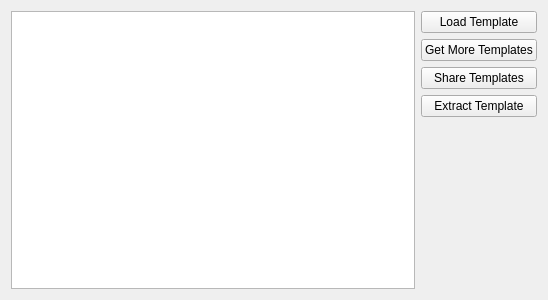
Old version of the form plugins/templatemanager/templatepage.ui in the repository KDE/kdevelop.
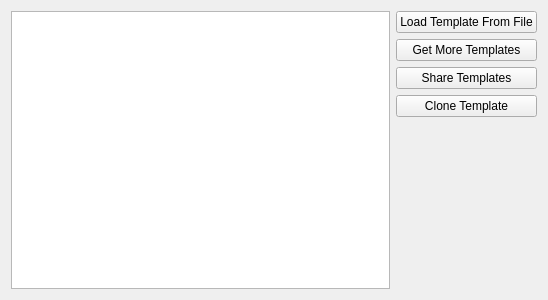
New version of the form. Icons and pictures are not drawn. Custom widgets are drawn as their Qt base class.

Commit message: rename buttons

```diff
--- a/plugins/templatemanager/templatepage.ui
+++ b/plugins/templatemanager/templatepage.ui
@@ -26,7 +26,7 @@
      <item>
       <widget class="KPushButton" name="loadButton">
        <property name="text">
-        <string>Load Template</string>
+        <string>Load Template From File</string>
        </property>
        <property name="icon">
         <iconset theme="application-x-archive">
@@ -62,7 +62,7 @@
      <item>
       <widget class="KPushButton" name="extractButton">
        <property name="text">
-        <string>Extract Template</string>
+        <string>Clone Template</string>
        </property>
        <property name="icon">
         <iconset theme="archive-extract"/>
```
